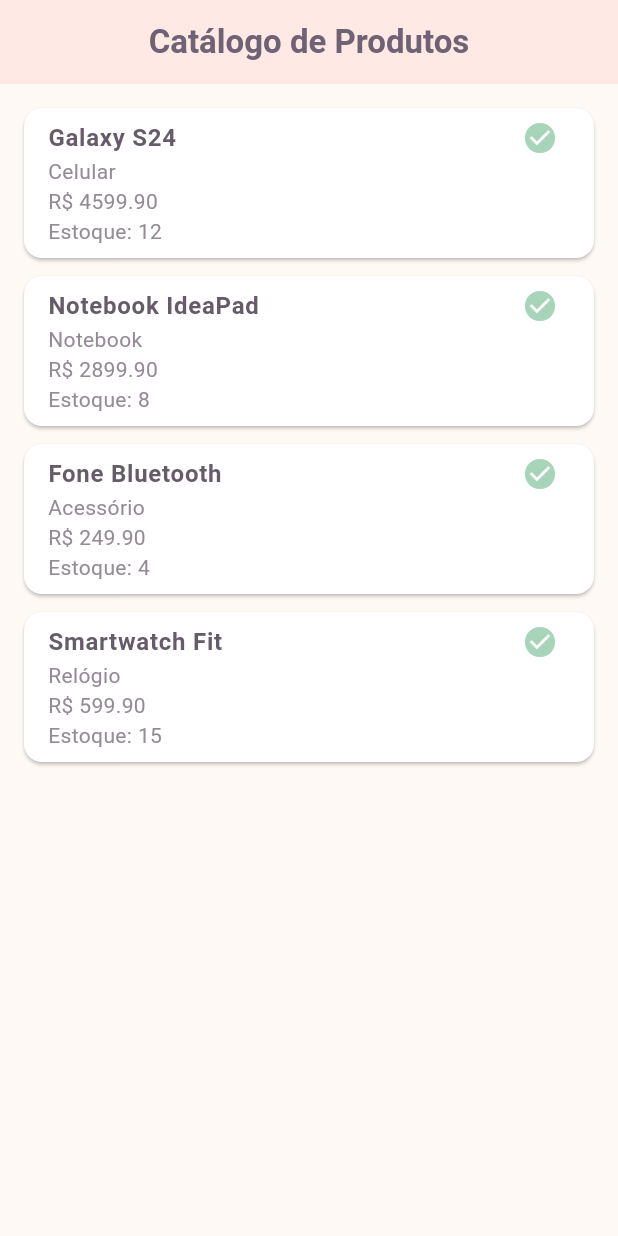
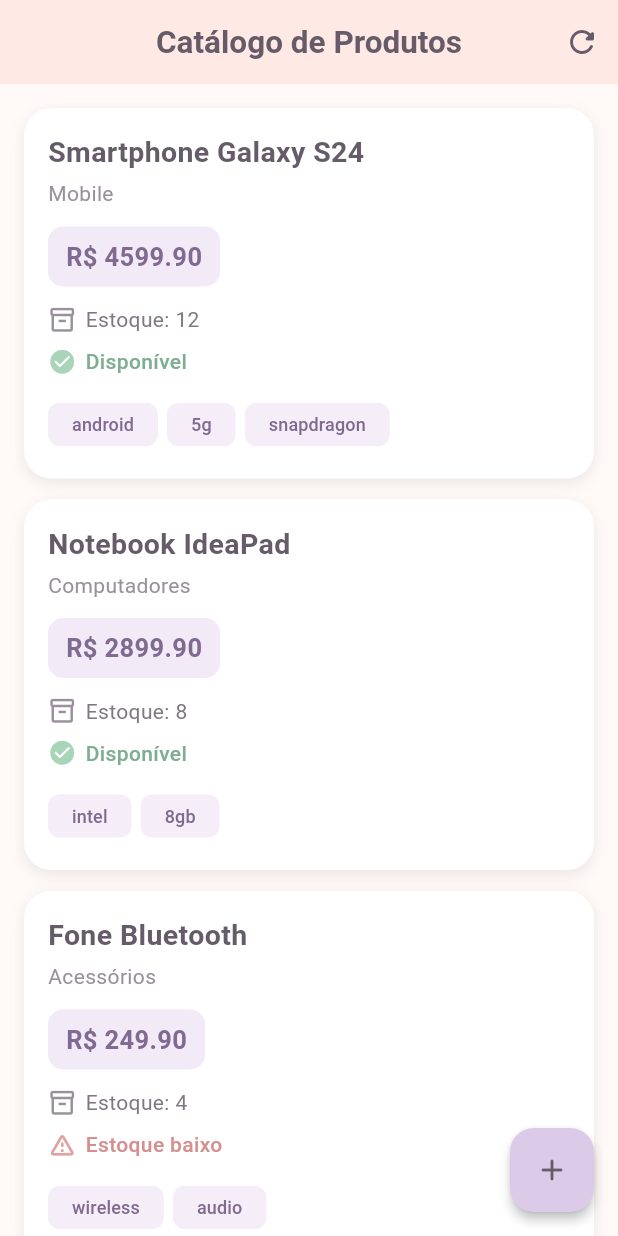
Before and after one commit to sophiacavallaro/app_catalogo, a Flutter app: the screen it shows after launch, on a phone screen of 412 x 824 dp. Run offline on Flutter 3.47's test engine with Material 3 defaults, Android fonts, the phone set to English and light mode, and no system bars.

```diff
--- a/lib/main.dart
+++ b/lib/main.dart
@@ -12,10 +12,20 @@
   Widget build(BuildContext context) {
     return MaterialApp(
       debugShowCheckedModeBanner: false,
+      title: 'Catálogo Mobile',
       theme: ThemeData(
-        scaffoldBackgroundColor: const Color(0xFFFFF9F5),
+        useMaterial3: true,
         colorScheme: ColorScheme.fromSeed(
-          seedColor: const Color(0xFFD8C4E8),
+          seedColor: Colors.indigo,
+        ),
+        scaffoldBackgroundColor: const Color(0xFFFFF9F7),
+        cardTheme: CardThemeData(
+          color: Colors.white,
+          elevation: 2,
+          margin: EdgeInsets.zero,
+          shape: RoundedRectangleBorder(
+            borderRadius: BorderRadius.circular(18),
+          ),
         ),
       ),
       home: const ProdutoPage(),
@@ -30,36 +40,36 @@
   Widget build(BuildContext context) {
     final produtos = [
       Produto.fromJson({
-        'nome_produto': 'Galaxy S24',
-        'categoria': 'Celular',
+        'nome_produto': 'Smartphone Galaxy S24',
+        'categoria': 'Mobile',
         'preco': 4599.90,
         'quantidade_estoque': 12,
-        'disponível': true,
-        'tags': ['Android', '5G'],
+        'disponivel': true,
+        'tags': ['android', '5g', 'snapdragon'],
       }),
       Produto.fromJson({
         'nome_produto': 'Notebook IdeaPad',
-        'categoria': 'Notebook',
+        'categoria': 'Computadores',
         'preco': 2899.90,
         'quantidade_estoque': 8,
-        'disponível': true,
-        'tags': ['Intel', '8GB'],
+        'disponivel': true,
+        'tags': ['intel', '8gb'],
       }),
       Produto.fromJson({
         'nome_produto': 'Fone Bluetooth',
-        'categoria': 'Acessório',
+        'categoria': 'Acessórios',
         'preco': 249.90,
         'quantidade_estoque': 4,
-        'disponível': true,
-        'tags': ['Wireless', 'Audio'],
+        'disponivel': true,
+        'tags': ['wireless', 'audio'],
       }),
       Produto.fromJson({
         'nome_produto': 'Smartwatch Fit',
-        'categoria': 'Relógio',
+        'categoria': 'Wearables',
         'preco': 599.90,
         'quantidade_estoque': 15,
-        'disponível': true,
-        'tags': ['Fitness', 'Bluetooth'],
+        'disponivel': true,
+        'tags': ['fitness', 'bluetooth'],
       }),
     ];
 
@@ -68,12 +78,20 @@
         title: const Text(
           'Catálogo de Produtos',
           style: TextStyle(
-            color: Color(0xFF6F6275),
             fontWeight: FontWeight.bold,
+            fontSize: 21,
           ),
         ),
-        backgroundColor: const Color(0xFFFFE9E5),
         centerTitle: true,
+        backgroundColor: const Color(0xFFFFE9E4),
+        foregroundColor: const Color(0xFF665B68),
+        elevation: 0,
+        actions: [
+          IconButton(
+            onPressed: () {},
+            icon: const Icon(Icons.refresh_rounded),
+          ),
+        ],
       ),
       body: ListView.builder(
         padding: const EdgeInsets.all(16),
@@ -81,36 +99,134 @@
         itemBuilder: (context, index) {
           final produto = produtos[index];
 
-          return Card(
-            color: const Color(0xFFFFFFFF),
-            margin: const EdgeInsets.only(bottom: 12),
-            child: ListTile(
-              title: Text(
+          return Container(
+            margin: const EdgeInsets.only(bottom: 14),
+            decoration: BoxDecoration(
+              color: Colors.white,
+              borderRadius: BorderRadius.circular(18),
+              boxShadow: const [
+                BoxShadow(
+                  color: Color(0x14000000),
+                  blurRadius: 8,
+                  offset: Offset(0, 3),
+                ),
+              ],
+            ),
+            child: Padding(
+              padding: const EdgeInsets.all(16),
+              child: Column(
+                crossAxisAlignment: CrossAxisAlignment.start,
+                children: [
+                  Text(
                     produto.nomeProduto,
                     style: const TextStyle(
+                      fontSize: 19,
+                      fontWeight: FontWeight.bold,
                       color: Color(0xFF665B68),
-                  fontWeight: FontWeight.bold,
                     ),
                   ),
-              subtitle: Text(
-                '${produto.categoria}\nR\$ ${produto.preco.toStringAsFixed(2)}\nEstoque: ${produto.quantidadeEstoque}',
+                  const SizedBox(height: 4),
+                  Text(
+                    produto.categoria,
                     style: const TextStyle(
-                  color: Color(0xFF948A96),
+                      color: Color(0xFF9A8F9C),
+                      fontSize: 14,
                     ),
                   ),
-              isThreeLine: true,
-              trailing: Icon(
-                produto.disponivel
-                    ? Icons.check_circle
-                    : Icons.cancel,
-                color: produto.disponivel
-                    ? const Color(0xFFA8D5BA)
-                    : const Color(0xFFE7A6A6),
+                  const SizedBox(height: 12),
+                  Container(
+                    padding: const EdgeInsets.symmetric(
+                      horizontal: 12,
+                      vertical: 8,
+                    ),
+                    decoration: BoxDecoration(
+                      color: const Color(0xFFF2EAF6),
+                      borderRadius: BorderRadius.circular(10),
+                    ),
+                    child: Text(
+                      'R\$ ${produto.preco.toStringAsFixed(2)}',
+                      style: const TextStyle(
+                        fontSize: 17,
+                        fontWeight: FontWeight.bold,
+                        color: Color(0xFF806A91),
+                      ),
+                    ),
+                  ),
+                  const SizedBox(height: 12),
+                  Row(
+                    children: [
+                      const Icon(
+                        Icons.inventory_2_outlined,
+                        size: 19,
+                        color: Color(0xFF9A8F9C),
+                      ),
+                      const SizedBox(width: 6),
+                      Text(
+                        'Estoque: ${produto.quantidadeEstoque}',
+                        style: const TextStyle(
+                          color: Color(0xFF817781),
+                        ),
+                      ),
+                    ],
+                  ),
+                  const SizedBox(height: 8),
+                  Row(
+                    children: [
+                      Icon(
+                        produto.temEstoqueCritico
+                            ? Icons.warning_amber_rounded
+                            : Icons.check_circle_rounded,
+                        size: 19,
+                        color: produto.temEstoqueCritico
+                            ? const Color(0xFFE2A0A0)
+                            : const Color(0xFFA8D5BA),
+                      ),
+                      const SizedBox(width: 6),
+                      Text(
+                        produto.temEstoqueCritico
+                            ? 'Estoque baixo'
+                            : 'Disponível',
+                        style: TextStyle(
+                          color: produto.temEstoqueCritico
+                              ? const Color(0xFFD58F8F)
+                              : const Color(0xFF7EAE91),
+                          fontWeight: FontWeight.w500,
+                        ),
+                      ),
+                    ],
+                  ),
+                  const SizedBox(height: 12),
+                  Wrap(
+                    spacing: 6,
+                    runSpacing: 6,
+                    children: produto.tags.map((tag) {
+                      return Chip(
+                        label: Text(
+                          tag,
+                          style: const TextStyle(
+                            fontSize: 12,
+                            color: Color(0xFF806A91),
+                          ),
+                        ),
+                        backgroundColor: const Color(0xFFF5EEF8),
+                        side: BorderSide.none,
+                        visualDensity: VisualDensity.compact,
+                      );
+                    }).toList(),
+                  ),
+                ],
               ),
             ),
           );
         },
       ),
+      floatingActionButton: FloatingActionButton(
+        onPressed: () {},
+        backgroundColor: const Color(0xFFDCCBE8),
+        foregroundColor: const Color(0xFF665B68),
+        elevation: 3,
+        child: const Icon(Icons.add_rounded),
+      ),
     );
   }
 }
--- a/lib/models/produto.dart
+++ b/lib/models/produto.dart
@@ -19,14 +19,14 @@
     return Produto(
       nomeProduto: json['nome_produto'],
       categoria: json['categoria'],
-      preco: json['preco'].toDouble(),
+      preco: (json['preco'] as num).toDouble(),
       quantidadeEstoque: json['quantidade_estoque'],
-      disponivel: json['disponível'],
+      disponivel: json['disponivel'],
       tags: List<String>.from(json['tags']),
     );
   }
 
   bool get temEstoqueCritico {
-    return quantidadeEstoque <= 5;
+    return quantidadeEstoque < 5;
   }
 }
```
Also changed, not shown: 2 other files. Lines whose indentation alone changed are shown as unchanged.
